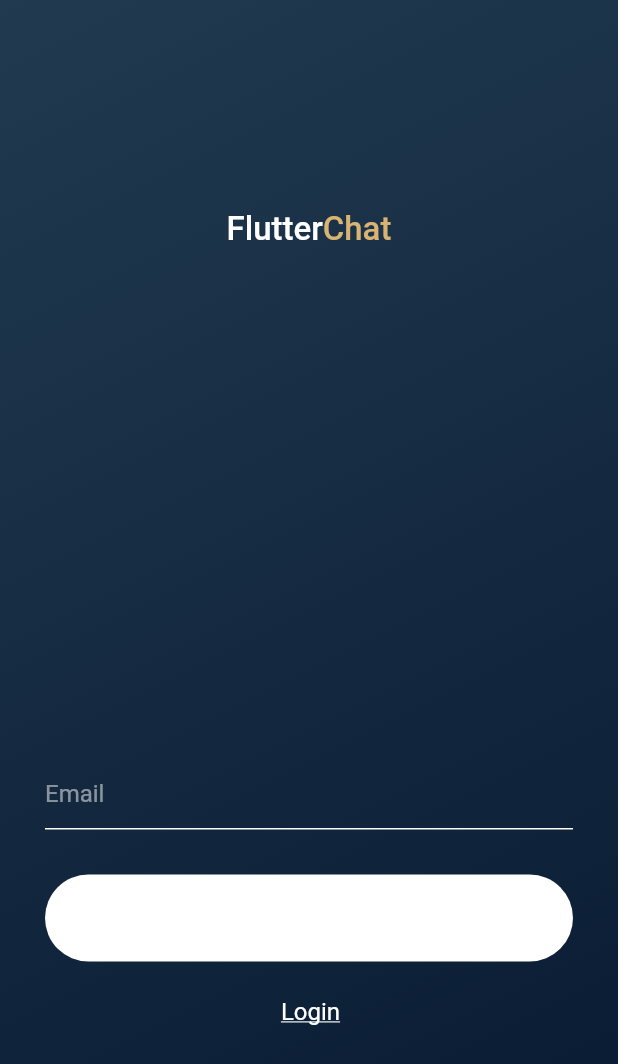
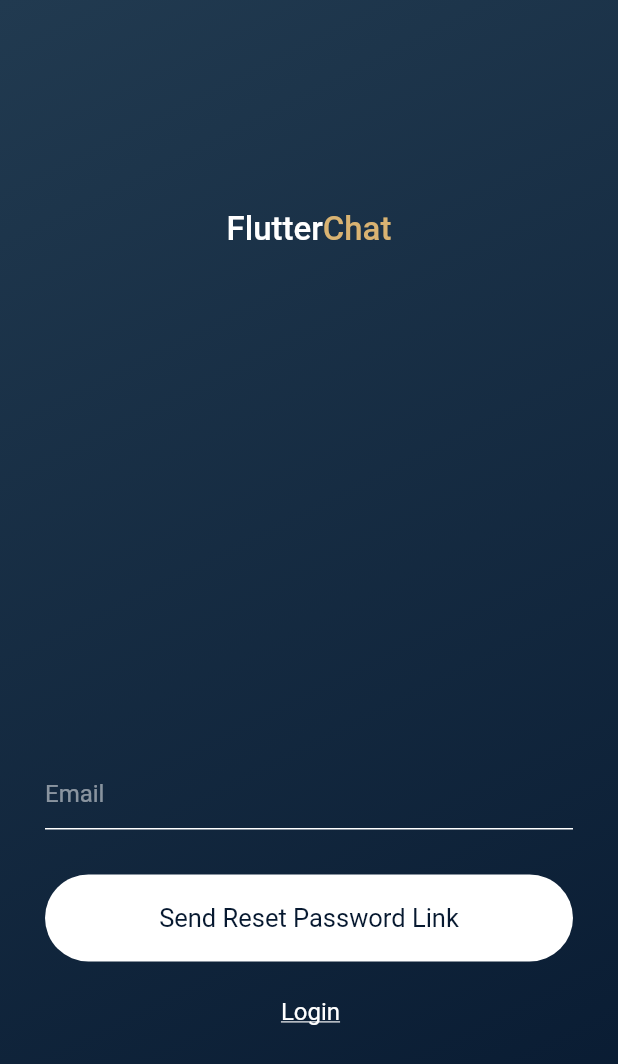
Before and after one commit to Sanchaksh/GChat, a Flutter app: the ResetPass screen opened directly, on a phone screen of 412 x 824 dp. Shown: the top 1064 px of the screen. Run offline on Flutter 3.47's test engine with Material 2 defaults, Android fonts, the phone set to English and light mode, and no system bars; our stand-ins replace cloud_firestore, firebase_auth, firebase_core, google_sign_in, shared_preferences; accounts and stored records are empty.

Commit message:
Updated some Frontend for easy reception

```diff
--- a/lib/views/forgetpassword.dart
+++ b/lib/views/forgetpassword.dart
@@ -117,7 +117,7 @@ class _ResetPassState extends State<ResetPass> {
                             borderRadius:
                             BorderRadius.all(Radius.circular(30))),
                         child: Text(
-                          "",
+                          "Send Reset Password Link",
                           textAlign: TextAlign.center,
                           style: TextStyle(
                               color: Color(0xff071930),
```
